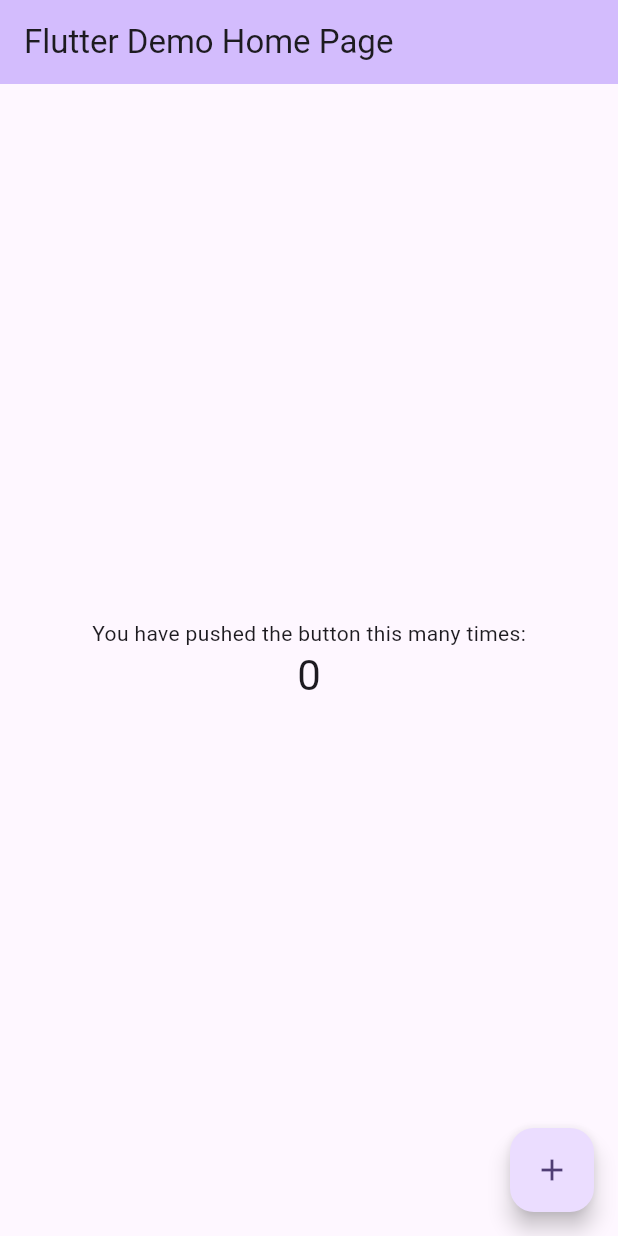
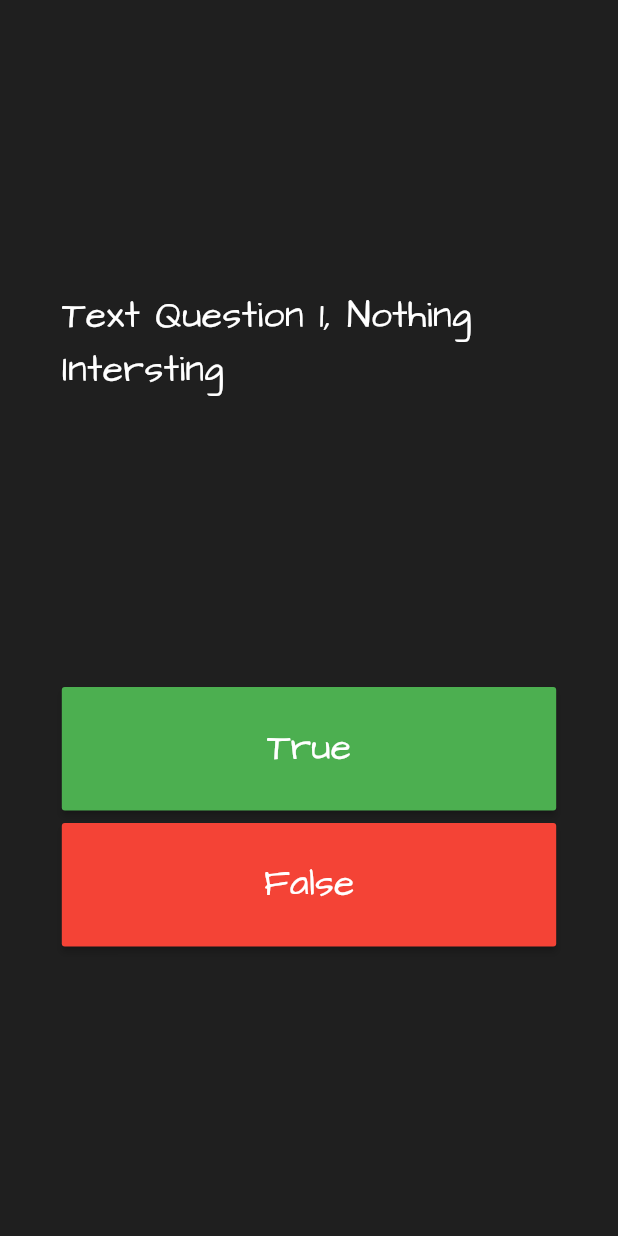
Before and after one commit to arkar-00/friviaa, a Flutter app: the screen it shows after launch, on a phone screen of 412 x 824 dp. Run offline on Flutter 3.47's test engine with Material 3 defaults, Android fonts, the phone set to English and light mode, and no system bars.

Commit message:
feat: add game page

```diff
--- a/lib/main.dart
+++ b/lib/main.dart
@@ -1,4 +1,5 @@
 import 'package:flutter/material.dart';
+import 'package:friviaa/pages/game_page.dart';
 
 void main() {
   runApp(const MyApp());
@@ -11,112 +12,13 @@ class MyApp extends StatelessWidget {
   @override
   Widget build(BuildContext context) {
     return MaterialApp(
-      title: 'Flutter Demo',
+      title: 'Frivia',
       theme: ThemeData(
-        // This is the theme of your application.
-        //
-        // TRY THIS: Try running your application with "flutter run". You'll see
-        // the application has a purple toolbar. Then, without quitting the app,
-        // try changing the seedColor in the colorScheme below to Colors.green
-        // and then invoke "hot reload" (save your changes or press the "hot
-        // reload" button in a Flutter-supported IDE, or press "r" if you used
-        // the command line to start the app).
-        //
-        // Notice that the counter didn't reset back to zero; the application
-        // state is not lost during the reload. To reset the state, use hot
-        // restart instead.
-        //
-        // This works for code too, not just values: Most code changes can be
-        // tested with just a hot reload.
+        fontFamily: 'ArchitectsDaughter',
+        scaffoldBackgroundColor: Color.fromRGBO(31, 31, 31, 1.0),
         colorScheme: ColorScheme.fromSeed(seedColor: Colors.deepPurple),
       ),
-      home: const MyHomePage(title: 'Flutter Demo Home Page'),
+      home: GamePage(),
     );
   }
 }
-
-class MyHomePage extends StatefulWidget {
-  const MyHomePage({super.key, required this.title});
-
-  // This widget is the home page of your application. It is stateful, meaning
-  // that it has a State object (defined below) that contains fields that affect
-  // how it looks.
-
-  // This class is the configuration for the state. It holds the values (in this
-  // case the title) provided by the parent (in this case the App widget) and
-  // used by the build method of the State. Fields in a Widget subclass are
-  // always marked "final".
-
-  final String title;
-
-  @override
-  State<MyHomePage> createState() => _MyHomePageState();
-}
-
-class _MyHomePageState extends State<MyHomePage> {
-  int _counter = 0;
-
-  void _incrementCounter() {
-    setState(() {
-      // This call to setState tells the Flutter framework that something has
-      // changed in this State, which causes it to rerun the build method below
-      // so that the display can reflect the updated values. If we changed
-      // _counter without calling setState(), then the build method would not be
-      // called again, and so nothing would appear to happen.
-      _counter++;
-    });
-  }
-
-  @override
-  Widget build(BuildContext context) {
-    // This method is rerun every time setState is called, for instance as done
-    // by the _incrementCounter method above.
-    //
-    // The Flutter framework has been optimized to make rerunning build methods
-    // fast, so that you can just rebuild anything that needs updating rather
-    // than having to individually change instances of widgets.
-    return Scaffold(
-      appBar: AppBar(
-        // TRY THIS: Try changing the color here to a specific color (to
-        // Colors.amber, perhaps?) and trigger a hot reload to see the AppBar
-        // change color while the other colors stay the same.
-        backgroundColor: Theme.of(context).colorScheme.inversePrimary,
-        // Here we take the value from the MyHomePage object that was created by
-        // the App.build method, and use it to set our appbar title.
-        title: Text(widget.title),
-      ),
-      body: Center(
-        // Center is a layout widget. It takes a single child and positions it
-        // in the middle of the parent.
-        child: Column(
-          // Column is also a layout widget. It takes a list of children and
-          // arranges them vertically. By default, it sizes itself to fit its
-          // children horizontally, and tries to be as tall as its parent.
-          //
-          // Column has various properties to control how it sizes itself and
-          // how it positions its children. Here we use mainAxisAlignment to
-          // center the children vertically; the main axis here is the vertical
-          // axis because Columns are vertical (the cross axis would be
-          // horizontal).
-          //
-          // TRY THIS: Invoke "debug painting" (choose the "Toggle Debug Paint"
-          // action in the IDE, or press "p" in the console), to see the
-          // wireframe for each widget.
-          mainAxisAlignment: MainAxisAlignment.center,
-          children: <Widget>[
-            const Text('You have pushed the button this many times:'),
-            Text(
-              '$_counter',
-              style: Theme.of(context).textTheme.headlineMedium,
-            ),
-          ],
-        ),
-      ),
-      floatingActionButton: FloatingActionButton(
-        onPressed: _incrementCounter,
-        tooltip: 'Increment',
-        child: const Icon(Icons.add),
-      ), // This trailing comma makes auto-formatting nicer for build methods.
-    );
-  }
-}
--- /dev/null
+++ b/lib/pages/game_page.dart
@@ -0,0 +1,78 @@
+import 'package:flutter/material.dart';
+
+class GamePage extends StatelessWidget {
+  double? _deviceHeight, _deviceWidth;
+
+  @override
+  Widget build(BuildContext context) {
+    _deviceHeight = MediaQuery.of(context).size.height;
+    _deviceWidth = MediaQuery.of(context).size.width;
+    return _buildUI();
+  }
+
+  Widget _buildUI() {
+    return Scaffold(
+      body: SafeArea(
+        child: Container(
+          padding: EdgeInsets.symmetric(horizontal: _deviceHeight! * 0.05),
+          child: _gameUI(),
+        ),
+      ),
+    );
+  }
+
+  Widget _gameUI() {
+    return Column(
+      mainAxisAlignment: MainAxisAlignment.spaceEvenly,
+      mainAxisSize: MainAxisSize.max,
+      crossAxisAlignment: CrossAxisAlignment.center,
+      children: [
+        _questionText(),
+        Column(
+          children: [
+            _trueButton(),
+            SizedBox(height: _deviceHeight! * 0.01),
+            _falseButton(),
+          ],
+        ),
+      ],
+    );
+  }
+
+  Widget _questionText() {
+    return Text(
+      "Text Question 1, Nothing Intersting",
+      style: TextStyle(
+        color: Colors.white,
+        fontSize: 25,
+        fontWeight: FontWeight.w400,
+      ),
+    );
+  }
+
+  Widget _trueButton() {
+    return MaterialButton(
+      onPressed: () {},
+      color: Colors.green,
+      minWidth: _deviceWidth! * 0.80,
+      height: _deviceHeight! * 0.10,
+      child: const Text(
+        "True",
+        style: TextStyle(color: Colors.white, fontSize: 25),
+      ),
+    );
+  }
+
+  Widget _falseButton() {
+    return MaterialButton(
+      onPressed: () {},
+      color: Colors.red,
+      minWidth: _deviceWidth! * 0.80,
+      height: _deviceHeight! * 0.10,
+      child: const Text(
+        "False",
+        style: TextStyle(color: Colors.white, fontSize: 25),
+      ),
+    );
+  }
+}
```
Also changed, not shown: pubspec.yaml (+9 -4 lines), assets/fonts/ArchitectsDaughter-Regular.ttf (added), pubspec.lock.
